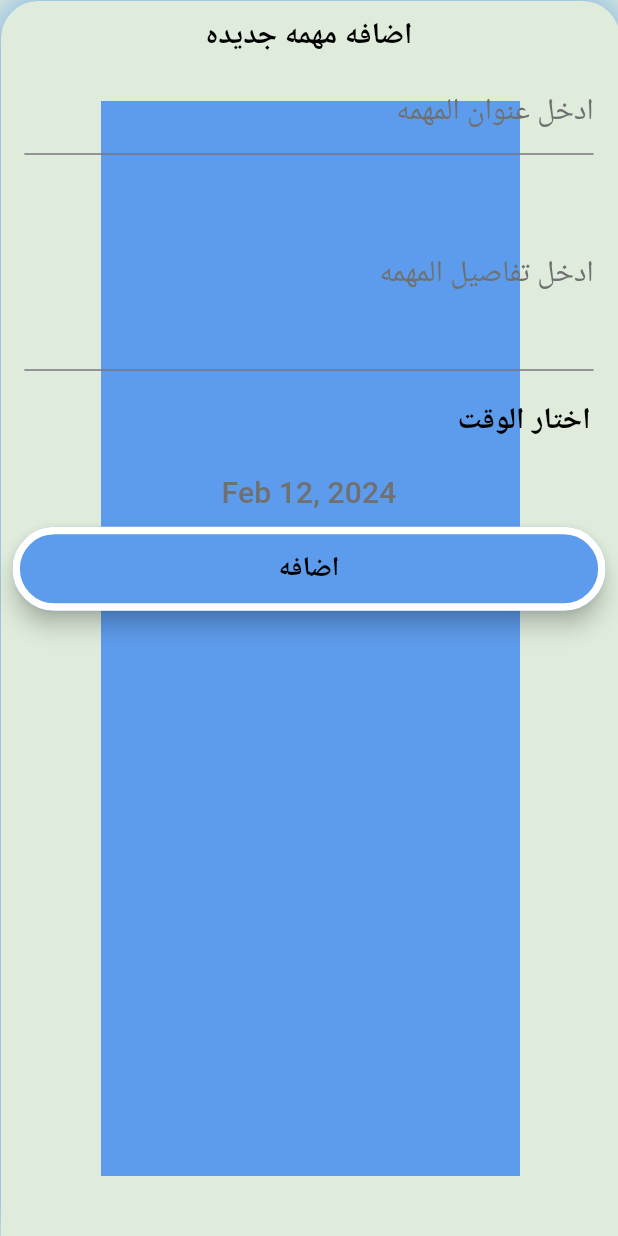
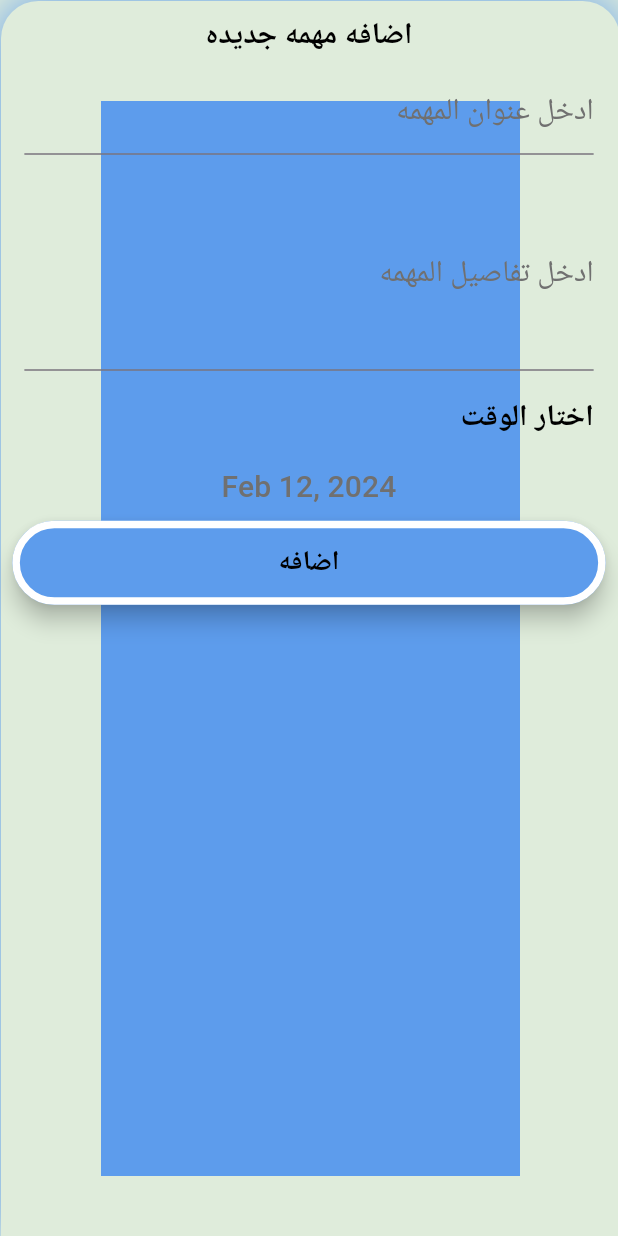
Before and after one commit to mossad12/todo_app, a Flutter app: the AddTask widget shown alone on an empty page, opened directly, on a phone screen of 412 x 824 dp. Run offline on Flutter 3.47's test engine with Material 3 defaults, Android fonts, the phone set to English and light mode, and no system bars; our stand-ins replace easy_date_timeline, flutter_native_splash, jiffy; generated files the repository leaves out were written again.

Commit message:
change design

```diff
--- a/lib/Home_screen.dart
+++ b/lib/Home_screen.dart
@@ -1,8 +1,8 @@
 import 'package:flutter/material.dart';
 import 'package:flutter_gen/gen_l10n/app_localizations.dart';
-import 'package:todo_app/Add_task.dart';
 import 'package:todo_app/My_Them.dart';
 import 'package:todo_app/Settings/Settings_tap.dart';
+import 'package:todo_app/Task/Add_task.dart';
 import 'package:todo_app/Task/task_tap.dart';
 
 class HomeScreen extends StatefulWidget {
--- a/lib/Add_task.dart
+++ b/lib/Task/Add_task.dart
@@ -2,7 +2,7 @@ import 'package:flutter/material.dart';
 import 'package:flutter_gen/gen_l10n/app_localizations.dart';
 import 'package:jiffy/jiffy.dart';
 
-import 'My_Them.dart';
+import '../My_Them.dart';
 
 class AddTask extends StatefulWidget {
   @override
@@ -91,7 +91,7 @@ class _AddTaskState extends State<AddTask> {
                     ),
                   ),
                   Padding(
-                    padding: const EdgeInsets.all(10.0),
+                    padding: const EdgeInsets.all(8.0),
                     child: Text(
                       AppLocalizations.of(context)!.select_time,
                       style: Theme.of(context)
```
Also changed, not shown: lib/Task/tsk_list_item.dart (+16 -1 lines), 2 other files.
